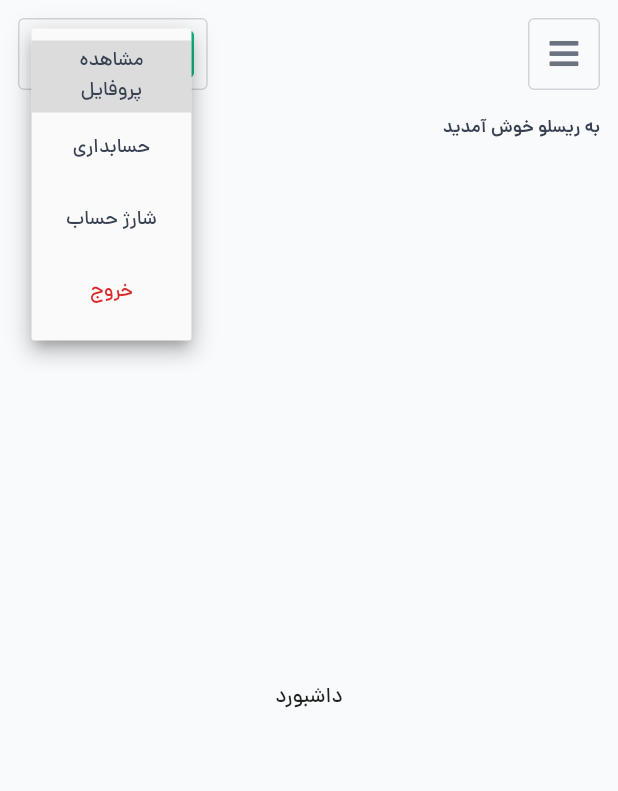
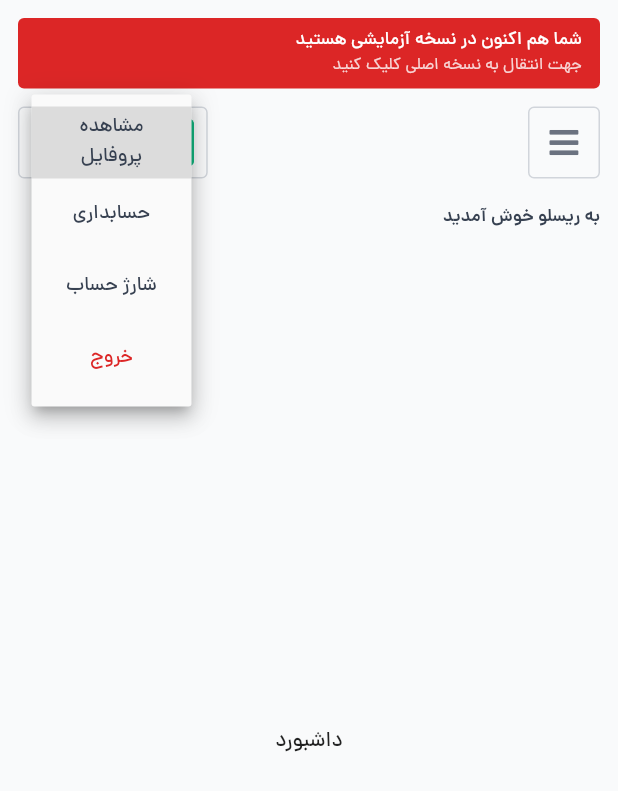
Before and after one commit to A-Dehbashi/Risloo-Flutter, a Flutter app: the screen it shows after launch, after a tap on the "arrow drop down" icon, on a phone screen of 412 x 824 dp. Shown: the top 791 px of the screen. Run offline on Flutter 3.47's test engine with Material 2 defaults, Android fonts, the phone set to English and light mode, and no system bars; our stand-ins replace font_awesome_flutter.

Commit message:
added debug note

```diff
--- a/lib/utils/res/res_colors.dart
+++ b/lib/utils/res/res_colors.dart
@@ -21,7 +21,10 @@ class ResColors {
   //////////////////////////////////////////////////
 
   static const Color black50p = Color(0x80000000);
+  static const Color black80p = Color(0xCC000000);
+
   static const Color white50p = Color(0x80FFFFFF);
+  static const Color white80p = Color(0xCCFFFFFF);
 
   static const Color black = Color(0xFF000000);
   static const Color white = Color(0xFFFFFFFF);
--- a/lib/utils/res/res_routes.dart
+++ b/lib/utils/res/res_routes.dart
@@ -4,11 +4,11 @@ import 'package:risloo_flutter/views/activities/activity_home.dart';
 
 class ResRoutes {
 
-  // Map Routes
+  // Activity Routes
   //////////////////////////////////////////////////
 
-  static Map<String, Widget Function(BuildContext)> routes = {
-    home: (context) => const ActivityHome(),
+  static Map<String, Widget Function(BuildContext)> activityRoutes = {
+    activityHome: (context) => const ActivityHome(),
   };
 
   //////////////////////////////////////////////////
@@ -16,7 +16,7 @@ class ResRoutes {
   // Single Routes
   //////////////////////////////////////////////////
 
-  static const String home = '/home';
+  static const String activityHome = '/activity_home';
 
   //////////////////////////////////////////////////
 
--- a/lib/utils/res/res_strings.dart
+++ b/lib/utils/res/res_strings.dart
@@ -4,6 +4,9 @@ class ResStrings {
   //////////////////////////////////////////////////
 
   static const String appName = 'ریسلو';
+
+  static const String appDebugNote = 'شما هم اکنون در نسخه آزمایشی هستید';
+  static const String appDebugClick = 'جهت انتقال به نسخه اصلی کلیک کنید';
 
   //////////////////////////////////////////////////
 
--- /dev/null
+++ b/lib/views/components/component_debug_note.dart
@@ -0,0 +1,56 @@
+import 'package:flutter/material.dart';
+
+import 'package:risloo_flutter/utils/res/res_colors.dart';
+import 'package:risloo_flutter/utils/res/res_fonts.dart';
+import 'package:risloo_flutter/utils/res/res_strings.dart';
+
+class ComponentHomeDebug extends StatelessWidget {
+
+  // Constructor
+  const ComponentHomeDebug({Key? key}) : super(key: key);
+
+  // Tree
+  @override
+  Widget build(BuildContext context) {
+    return Container(
+      width: double.infinity,
+      margin: const EdgeInsets.fromLTRB(12.0, 12.0, 12.0, 0.0),
+
+      decoration: BoxDecoration(
+          borderRadius: BorderRadius.circular(4.0),
+          color: ResColors.red600,
+          shape: BoxShape.rectangle
+      ),
+
+      child: Padding(
+        padding: const EdgeInsets.fromLTRB(12.0, 6.0, 12.0, 6.0),
+        child: Column(
+          mainAxisSize: MainAxisSize.min,
+          mainAxisAlignment: MainAxisAlignment.center,
+          crossAxisAlignment: CrossAxisAlignment.end,
+          children: const <Widget>[
+            Text(
+              ResStrings.appDebugNote,
+              textDirection: TextDirection.rtl,
+              style: TextStyle(
+                color: ResColors.white,
+                fontSize: 12.0,
+                fontFamily: ResFonts.danaMedium,
+              ),
+            ),
+            Text(
+              ResStrings.appDebugClick,
+              textDirection: TextDirection.rtl,
+              style: TextStyle(
+                color: ResColors.white80p,
+                fontSize: 11.0,
+                fontFamily: ResFonts.danaRegular,
+              ),
+            )
+          ],
+        ),
+      ),
+    );
+  }
+
+}
--- a/lib/views/components/component_home_body.dart
+++ b/lib/views/components/component_home_body.dart
@@ -1,4 +1,5 @@
 import 'package:flutter/material.dart';
+import 'package:risloo_flutter/views/components/component_debug_note.dart';
 
 import 'package:risloo_flutter/views/components/component_home_toolbar.dart';
 import 'package:risloo_flutter/views/components/component_home_breadcump.dart';
@@ -22,9 +23,11 @@ class ComponentHomeBody extends StatelessWidget {
       child: Column(
         mainAxisSize: MainAxisSize.max,
         children: <Widget>[
+          const ComponentHomeDebug(),
           Row(
             mainAxisSize: MainAxisSize.max,
             mainAxisAlignment: MainAxisAlignment.spaceBetween,
+            crossAxisAlignment: CrossAxisAlignment.center,
             children: [
               ComponentHomeToolbar(callback: callback),
               ComponentHomeButton(scaffoldKey: scaffoldKey),
--- a/lib/views/main.dart
+++ b/lib/views/main.dart
@@ -5,8 +5,8 @@ import 'package:risloo_flutter/utils/res/res_themes.dart';
 
 void main() {
   runApp(MaterialApp(
-    initialRoute: ResRoutes.home,
-    routes: ResRoutes.routes,
+    initialRoute: ResRoutes.activityHome,
+    routes: ResRoutes.activityRoutes,
     theme: ResThemes.theme,
     darkTheme: ResThemes.darkTheme,
     debugShowCheckedModeBanner: false,
```
